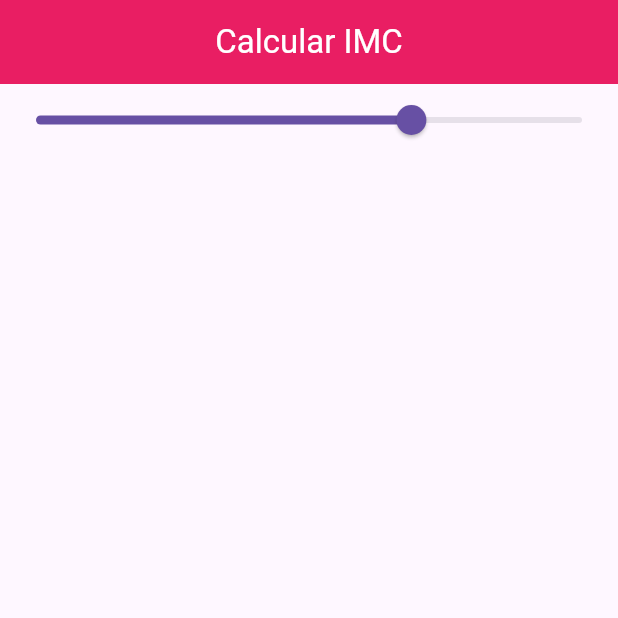
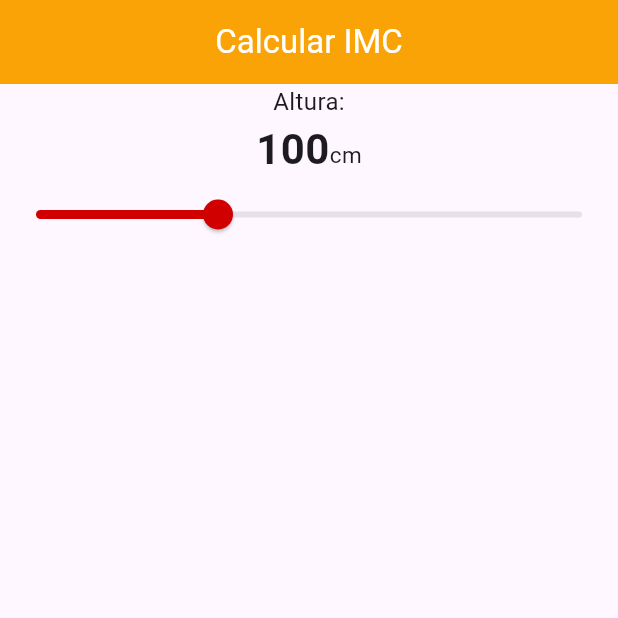
Before and after one commit to RovsTech/bmiapp_g9, a Flutter app: the screen it shows after launch, on a phone screen of 412 x 824 dp, the top half of it. Run offline on Flutter 3.47's test engine with Material 3 defaults, Android fonts, the light colour scheme and no system bars.

Commit message:
Mods height Slider

```diff
--- a/lib/main.dart
+++ b/lib/main.dart
@@ -20,11 +20,14 @@
 }
 
 class _HomePageState extends State<HomePage> {
+
+  double height = 100;
+
   @override
   Widget build(BuildContext context) {
     return Scaffold(
       appBar: AppBar(
-        backgroundColor: Colors.pink,
+        backgroundColor: Color(0xfffaa307),
         centerTitle: true,
         title: Text(
           "Calcular IMC",
@@ -35,12 +38,44 @@
       ),
       body: Column(
         children: [
+          Text(
+            "Altura:",
+            style: TextStyle(
+              fontSize: 16.0,
+            ),
+          ),
+          Row(
+            mainAxisAlignment: MainAxisAlignment.center,
+            crossAxisAlignment: CrossAxisAlignment.baseline,
+            textBaseline: TextBaseline.alphabetic,
+            children: [
+              Text(
+                height.toStringAsFixed(0),
+                style: TextStyle(
+                  fontSize: 28,
+                  fontWeight: FontWeight.bold,
+                ),
+          ),
+                Text(
+                  "cm",
+                  style: TextStyle(
+                    fontSize: 15,
+                    fontWeight: FontWeight.normal
+                  ),
+                ),
+
+            ],
+          ),
           Slider(
-            value: 150,
+            value: height,
             min: 40,
-            max: 200,
+            max: 220,
+            activeColor: Color(0xffd00000),
             onChanged: (double value) {
+              height=value;
+              setState(() {
 
+              });
             },
           ),
         ],
```
